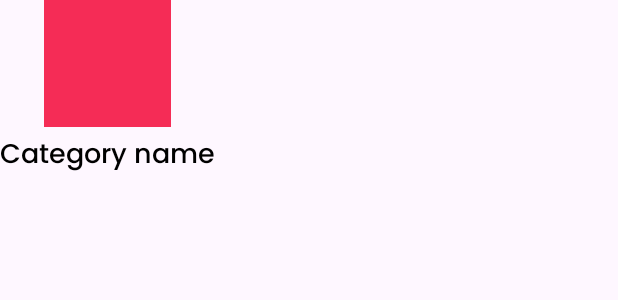
After one commit to Yahikko/AndroidFoodApp, an Android app: the layout category_item.xml on its own in the app's theme, with its tools: preview values and no code run, on a phone screen of 412 x 824 dp. The commit adds this screen. Shown: the top 300 px of the screen. Run offline under Robolectric (Android 15) with nearby library versions, the phone set to English and light mode, and no system bars.

Commit message:
categories primary functionality

```diff
--- a/app/src/main/java/com/example/androidfoodapp/pojo/CategoryList.kt
+++ b/app/src/main/java/com/example/androidfoodapp/pojo/CategoryList.kt
@@ -1,5 +1,5 @@
 package com.example.androidfoodapp.pojo
 
 data class CategoryList(
-    val meals: List<CategoryMeals>
+    val categories: List<Category>
 )
--- a/app/src/main/java/com/example/androidfoodapp/pojo/CategoryMeals.kt
+++ b/app/src/main/java/com/example/androidfoodapp/pojo/MealsByCategory.kt
@@ -1,6 +1,6 @@
 package com.example.androidfoodapp.pojo
 
-data class CategoryMeals(
+data class MealsByCategory(
     val idMeal: String,
     val strMeal: String,
     val strMealThumb: String
--- /dev/null
+++ b/app/src/main/java/com/example/androidfoodapp/pojo/MealsByCategoryList.kt
@@ -0,0 +1,5 @@
+package com.example.androidfoodapp.pojo
+
+data class MealsByCategoryList(
+    val meals: List<MealsByCategory>
+)
--- a/app/src/main/java/com/example/androidfoodapp/retrofit/MealApi.kt
+++ b/app/src/main/java/com/example/androidfoodapp/retrofit/MealApi.kt
@@ -1,6 +1,7 @@
 package com.example.androidfoodapp.retrofit
 
 import com.example.androidfoodapp.pojo.CategoryList
+import com.example.androidfoodapp.pojo.MealsByCategoryList
 import com.example.androidfoodapp.pojo.MealList
 import retrofit2.Call
 import retrofit2.http.GET
@@ -15,5 +16,8 @@ interface MealApi {
     fun getMealDetails(@Query("i") id: String): Call<MealList>
 
     @GET("filter.php?")
-    fun getPopularItems(@Query("c") categoryName: String): Call<CategoryList>
+    fun getPopularItems(@Query("c") categoryName: String): Call<MealsByCategoryList>
+
+    @GET("categories.php")
+    fun getCategories(): Call<CategoryList>
 }
--- /dev/null
+++ b/app/src/main/res/layout/category_item.xml
@@ -0,0 +1,30 @@
+<?xml version="1.0" encoding="utf-8"?>
+<androidx.constraintlayout.widget.ConstraintLayout xmlns:android="http://schemas.android.com/apk/res/android"
+    xmlns:app="http://schemas.android.com/apk/res-auto"
+    android:layout_width="wrap_content"
+    android:layout_height="wrap_content">
+
+    <ImageView
+        android:id="@+id/img_category"
+        android:layout_width="@dimen/_65sdp"
+        android:layout_height="@dimen/_65sdp"
+        android:scaleType="fitCenter"
+        android:src="@color/accent"
+        app:layout_constraintEnd_toEndOf="parent"
+        app:layout_constraintStart_toStartOf="parent"
+        app:layout_constraintTop_toTopOf="parent" />
+
+    <TextView
+        android:id="@+id/tv_category_name"
+        android:layout_width="wrap_content"
+        android:layout_height="wrap_content"
+        android:layout_marginTop="@dimen/_3sdp"
+        android:fontFamily="@font/myfont"
+        android:text="Category name"
+        android:textColor="@color/black"
+        android:textSize="@dimen/_14ssp"
+        app:layout_constraintEnd_toEndOf="parent"
+        app:layout_constraintStart_toStartOf="parent"
+        app:layout_constraintTop_toBottomOf="@id/img_category" />
+
+</androidx.constraintlayout.widget.ConstraintLayout>
```
Also changed, not shown: app/src/main/java/com/example/androidfoodapp/adapters/CategoriesAdapter.kt (added, +41 -0 lines), app/src/main/java/com/example/androidfoodapp/adapters/MostPopularAdapter.kt (+4 -4 lines), app/src/main/java/com/example/androidfoodapp/fragments/HomeFragment.kt (+27 -5 lines), app/src/main/java/com/example/androidfoodapp/pojo/Category.kt (added, +8 -0 lines), app/src/main/java/com/example/androidfoodapp/viewModel/HomeViewModel.kt (+26 -5 lines), app/src/main/res/layout/fragment_home.xml (+4 -3 lines).
